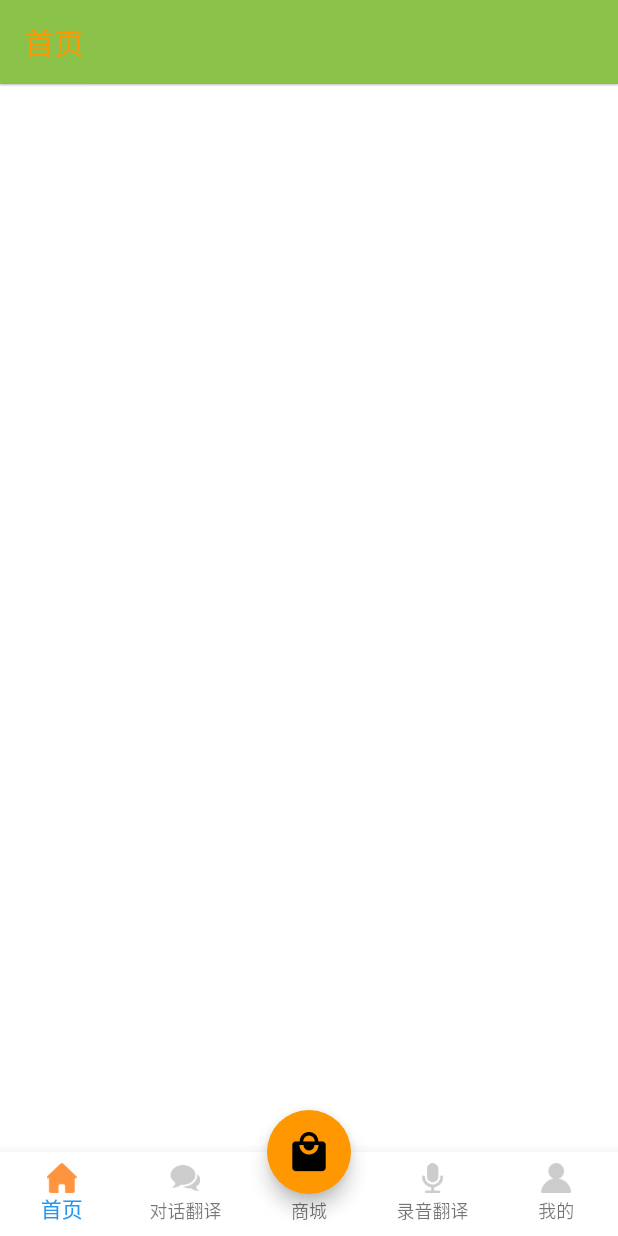
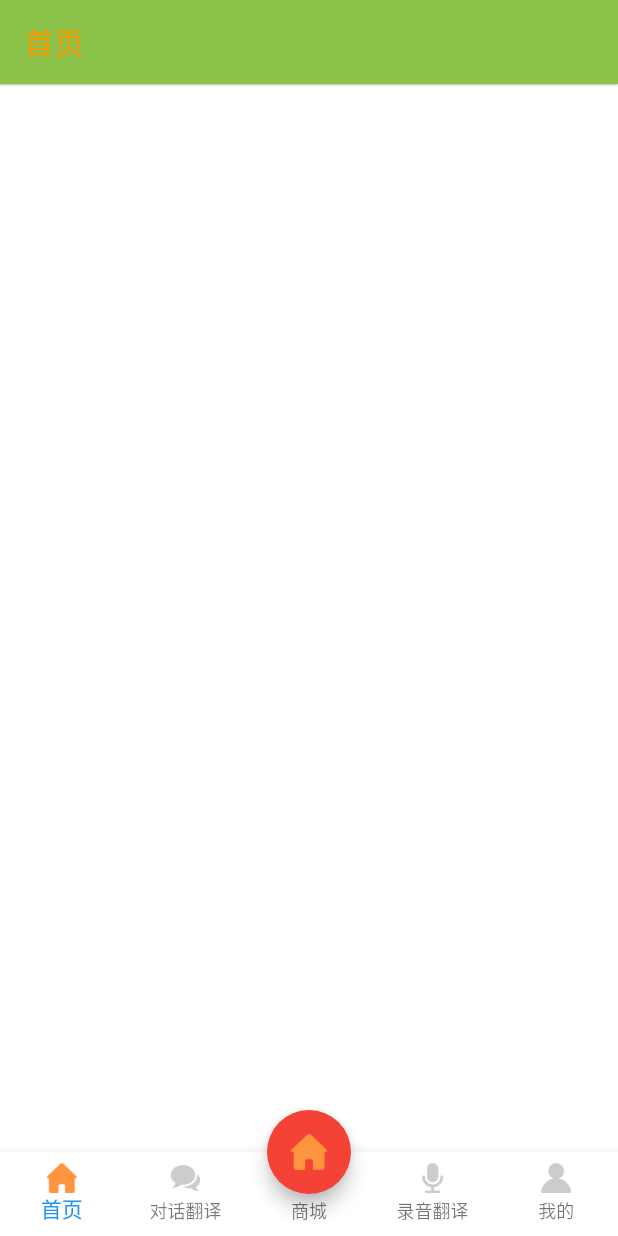
Before and after one commit to ForgetSou/FSFlutterDemo, a Flutter app: the screen it shows after launch, on a phone screen of 412 x 824 dp. Run offline on Flutter 3.47's test engine with Material 2 defaults, Android fonts, the phone set to English and light mode, and no system bars.

Commit message:
#Update：FloatingActionButton使用自定义图片

```diff
--- a/FSFlutterDemo/lib/index_page.dart
+++ b/FSFlutterDemo/lib/index_page.dart
@@ -103,9 +103,10 @@ class _IndexPageState extends State<IndexPage> {
         },
       ),
       floatingActionButton: FloatingActionButton(
-        child: Icon(
-          Icons.local_mall,
-          size: 30,
+        child: Image.asset(
+          'images/home_selected.png',
+          width: 24,
+          height: 24,
         ),
         onPressed: () {
           setState(() {
@@ -113,8 +114,7 @@ class _IndexPageState extends State<IndexPage> {
             currentPage = tabPages[2];
           });
         },
-        backgroundColor: Colors.orange,
-        foregroundColor: Colors.black,
+        backgroundColor: Colors.red,
         elevation: 5,
       ),
       floatingActionButtonLocation: FloatingActionButtonLocation.centerDocked,
```
